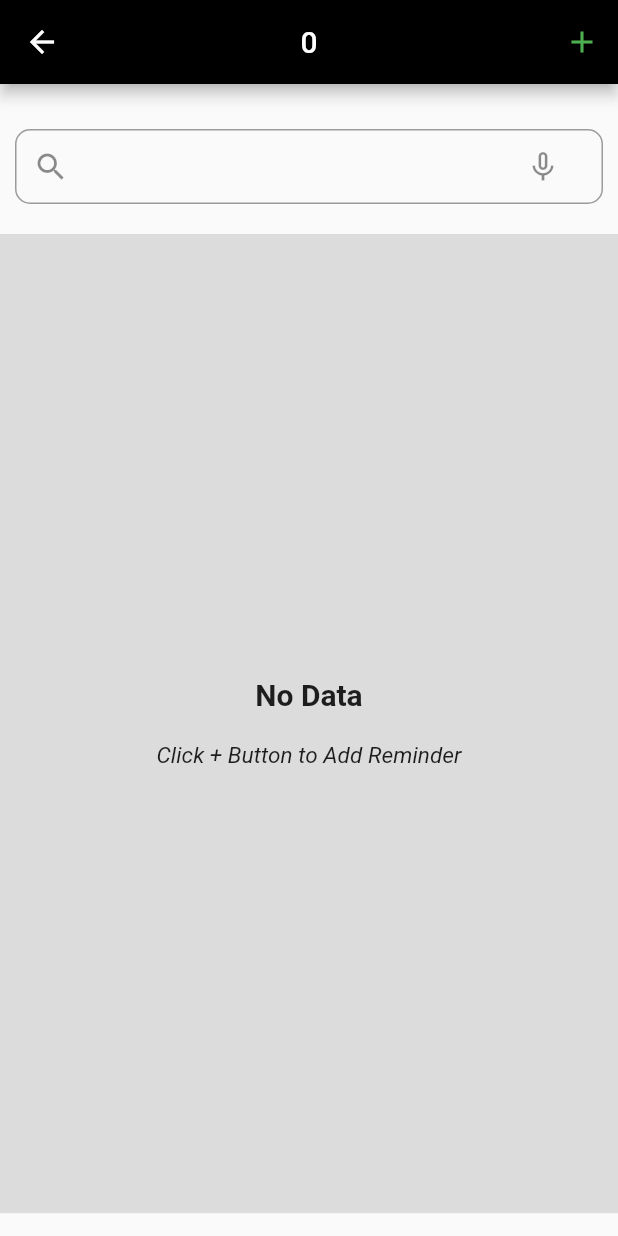
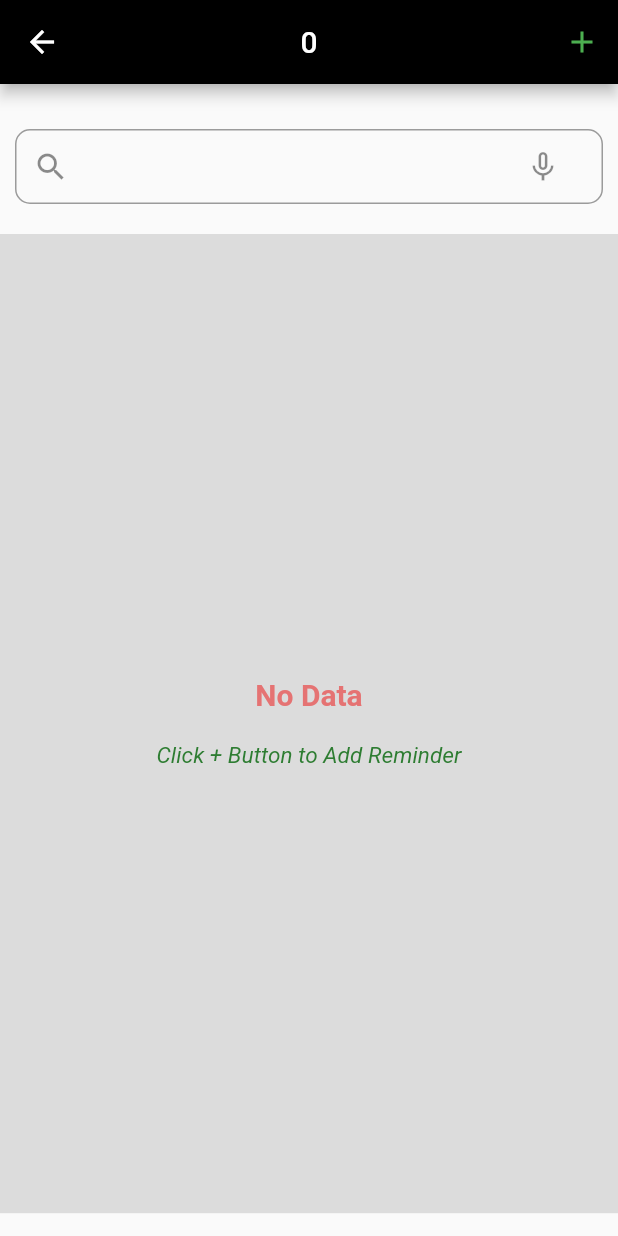
Before and after one commit to Nitesh-Patel-B/dialpad, a Flutter app: the Eventlist screen opened directly with empty values, on a phone screen of 412 x 824 dp. Run offline on Flutter 3.47's test engine with Material 2 defaults, Android fonts, the light colour scheme and no system bars; drawn by our look-alikes of avatar_glow; our stand-ins replace country_code_picker, flutter_local_notifications, flutter_slidable, lottie, permission_handler, rxdart and 6 more; missing offline and left inert: clipboard, flutter_phone_direct_caller; accounts and stored records are empty; statements that could not run were skipped.

Commit message:
First update

```diff
--- a/lib/Schedule.dart
+++ b/lib/Schedule.dart
@@ -309,7 +309,7 @@ class _EventlistState extends State<Eventlist> {
                           Text(
                             "No Data",
                             style: TextStyle(
-                                fontSize: 20, fontWeight: FontWeight.bold),
+                                fontSize: 20, fontWeight: FontWeight.bold,color: Colors.red.shade300),
                           ),
                           SizedBox(
                             height: 20,
@@ -317,7 +317,7 @@ class _EventlistState extends State<Eventlist> {
                           Text(
                             "Click + Button to Add Reminder",
                             style: TextStyle(
-                                fontStyle: FontStyle.italic, fontSize: 15),
+                                fontStyle: FontStyle.italic, fontSize: 15,color: Colors.green.shade800),
                           ),
                         ],
                       )),
```
